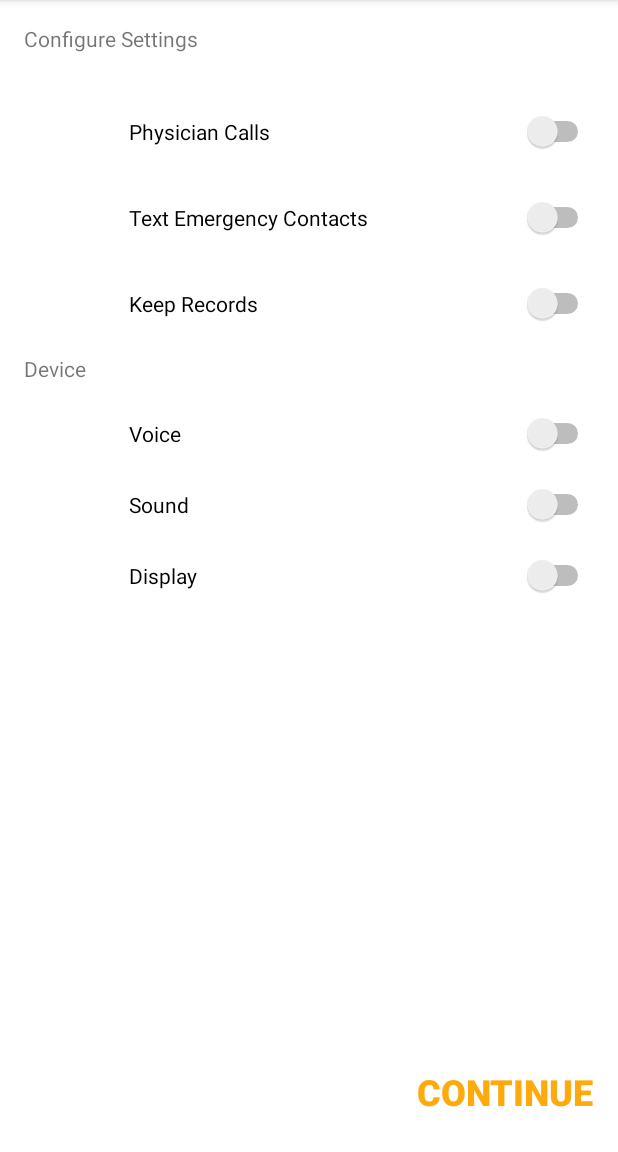
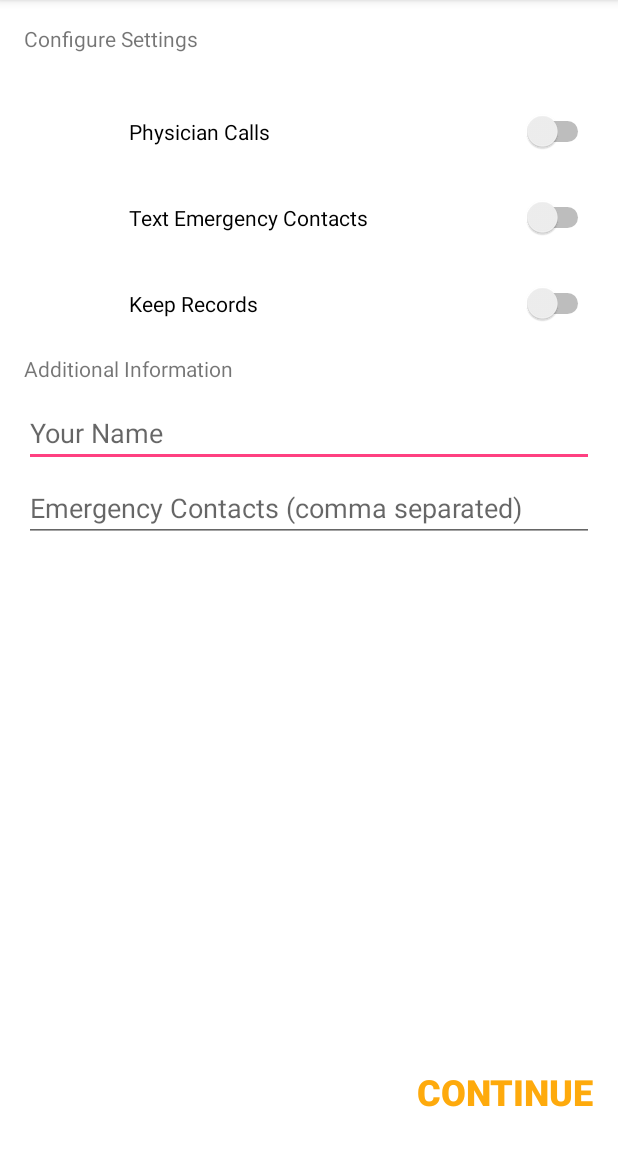
Before and after one commit to BuckeyeHackers/identipill-android, an Android app: the SettingsActivity screen opened directly, with no data from a screen before it, on a phone screen of 412 x 824 dp, the part 84-1236 px from its top. Run offline under Robolectric (Android 15) with nearby library versions, the phone set to English and light mode, and no system bars.

Commit message:
Working name/numbers storage (with intents...)

```diff
--- a/app/src/main/java/org/buckhacks/identipill/SettingsActivity.java
+++ b/app/src/main/java/org/buckhacks/identipill/SettingsActivity.java
@@ -1,20 +1,30 @@
 package org.buckhacks.identipill;
 
+import android.content.Context;
 import android.content.Intent;
+import android.content.SharedPreferences;
 import android.support.v7.app.AppCompatActivity;
 import android.os.Bundle;
 import android.view.View;
+import android.widget.EditText;
 
 public class SettingsActivity extends AppCompatPreferenceActivity {
+    private EditText mName;
+    private EditText mNumbers;
 
     @Override
     protected void onCreate(Bundle savedInstanceState) {
         super.onCreate(savedInstanceState);
         setContentView(R.layout.activity_settings);
+
+        mName = (EditText) findViewById(R.id.nameText);
+        mNumbers = (EditText) findViewById(R.id.numbersText);
     }
 
-    public void goToCamera (View view){
+    public void goToCamera (View view) {
         Intent intent = new Intent(this, CameraActivity.class);
+        intent.putExtra("name", mName.getText().toString());
+        intent.putExtra("numbers", mNumbers.getText().toString());
         startActivity(intent);
     }
 }
--- a/app/src/main/res/layout/activity_settings.xml
+++ b/app/src/main/res/layout/activity_settings.xml
@@ -20,8 +20,8 @@
         android:layout_marginTop="58dp"
         android:layout_marginLeft="70dp"
         android:textColor="@color/black"
-        android:layout_alignParentStart="true"
-        android:layout_alignParentEnd="true" />
+        android:layout_alignParentEnd="true"
+        android:layout_alignParentStart="true" />
 
     <Switch
         android:text="@string/text_emergency_contacts"
@@ -58,7 +58,7 @@
         android:id="@+id/editText4" />
 
     <TextView
-        android:text="Device"
+        android:text="Additional Information"
         android:layout_width="wrap_content"
         android:layout_height="wrap_content"
         android:inputType="textMultiLine"
@@ -68,41 +68,21 @@
         android:layout_marginTop="20dp"
         android:id="@+id/secondTitle" />
 
-    <Switch
-        android:text="Voice"
-        android:layout_width="wrap_content"
+    <EditText
+        android:layout_width="match_parent"
         android:layout_height="wrap_content"
-        android:layout_below="@+id/secondTitle"
-        android:layout_alignParentStart="true"
-        android:layout_marginTop="20dp"
-        android:id="@+id/voice"
-        android:layout_marginLeft="70dp"
-        android:layout_marginRight="0dp"
-        android:layout_alignParentEnd="true" />
+        android:hint="Your Name"
+        android:id="@+id/nameText"
+        android:layout_marginTop="30dp"
+        android:layout_alignTop="@+id/secondTitle" />
 
-    <Switch
-        android:text="Sound"
-        android:layout_width="wrap_content"
+    <EditText
+        android:layout_width="match_parent"
         android:layout_height="wrap_content"
-        android:layout_below="@+id/voice"
-        android:layout_alignParentStart="true"
-        android:id="@+id/sound"
-        android:layout_marginLeft="70dp"
-        android:layout_marginTop="20dp"
-        android:layout_marginRight="0dp"
-        android:layout_alignParentEnd="true" />
-
-    <Switch
-        android:text="Display"
-        android:layout_width="wrap_content"
-        android:layout_height="wrap_content"
-        android:layout_below="@+id/sound"
-        android:layout_alignParentStart="true"
-        android:id="@+id/display"
-        android:layout_marginTop="20dp"
-        android:layout_marginLeft="70dp"
-        android:layout_marginRight="0dp"
-        android:layout_alignParentEnd="true" />
+        android:hint="Emergency Contacts (comma separated)"
+        android:id="@+id/numbersText"
+        android:layout_marginTop="50dp"
+        android:layout_alignTop="@+id/nameText" />
 
     <Button
         android:text="CONTINUE"
@@ -121,6 +101,8 @@
         android:id="@android:id/list"
         android:layout_width="wrap_content"
         android:layout_height="wrap_content"
-        android:visibility="invisible" />
+        android:visibility="invisible"
+        android:layout_alignParentTop="true"
+        android:layout_alignParentStart="true" />
 
 </RelativeLayout>
```
Also changed, not shown: app/src/main/java/org/buckhacks/identipill/CameraActivity.java (+14 -4 lines), app/src/main/res/layout/activity_intro.xml (+0 -13 lines).
